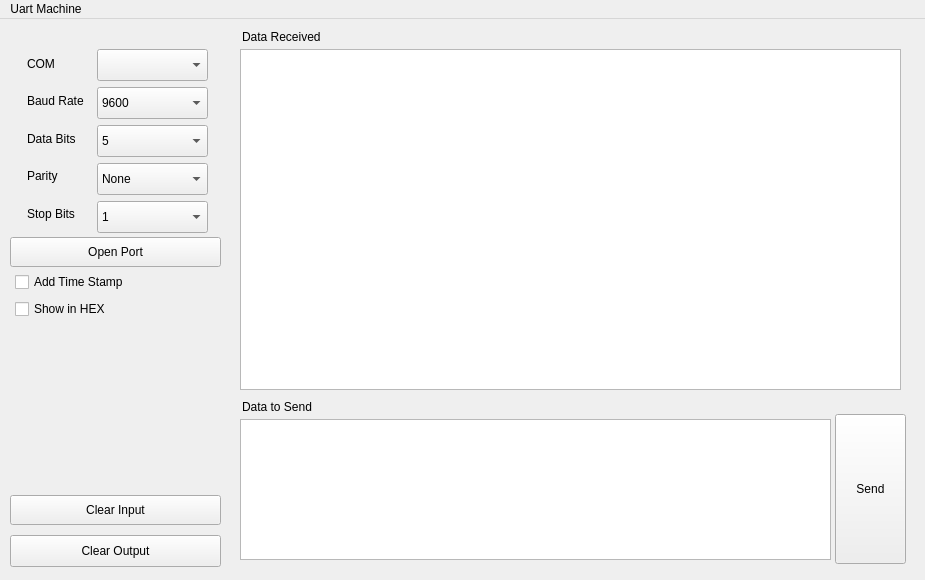
Qt form mainwindow.ui (yuukidach/Serial-Machine) before a commit.
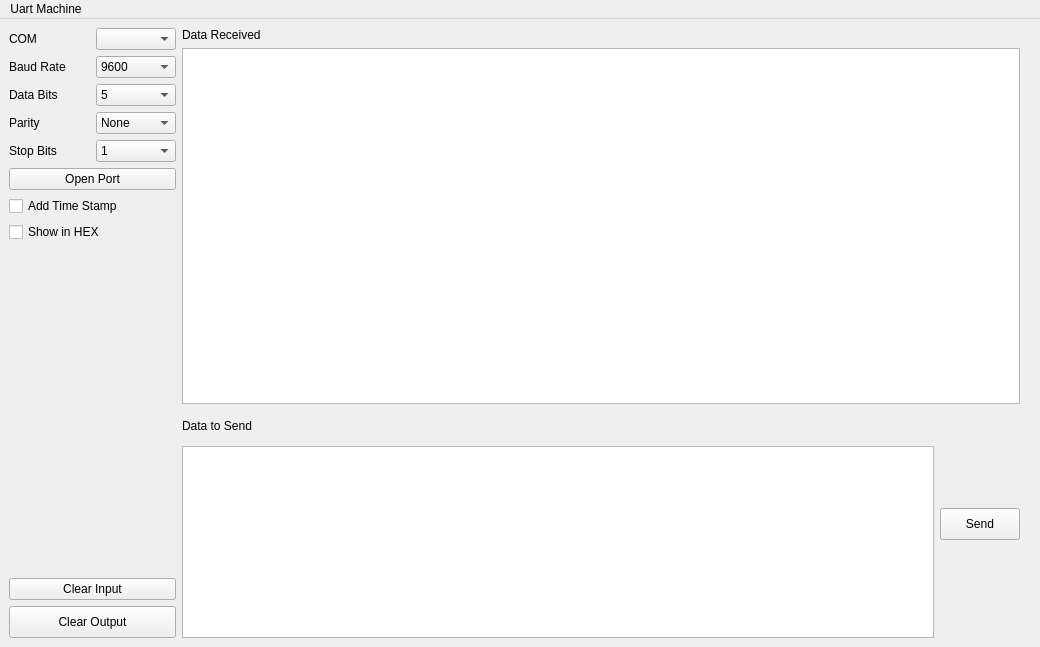
The same form after that commit.

Commit message: auto adjust window

Diff of the .ui file:
```diff
--- a/mainwindow.ui
+++ b/mainwindow.ui
@@ -6,12 +6,12 @@
    <rect>
     <x>0</x>
     <y>0</y>
-    <width>925</width>
-    <height>580</height>
+    <width>1040</width>
+    <height>647</height>
    </rect>
   </property>
   <property name="sizePolicy">
-   <sizepolicy hsizetype="Ignored" vsizetype="Ignored">
+   <sizepolicy hsizetype="Expanding" vsizetype="Expanding">
     <horstretch>0</horstretch>
     <verstretch>0</verstretch>
    </sizepolicy>
@@ -29,40 +29,49 @@
      <verstretch>0</verstretch>
     </sizepolicy>
    </property>
-   <widget class="QPushButton" name="openButton">
-    <property name="geometry">
-     <rect>
-      <x>10</x>
-      <y>218</y>
-      <width>211</width>
-      <height>30</height>
-     </rect>
+   <layout class="QGridLayout" name="gridLayout_7">
+    <property name="rightMargin">
+     <number>20</number>
     </property>
+    <item row="0" column="0">
+     <layout class="QGridLayout" name="gridLayout_3">
+      <property name="sizeConstraint">
+       <enum>QLayout::SetDefaultConstraint</enum>
+      </property>
+      <item row="0" column="0">
+       <widget class="QLabel" name="label">
     <property name="text">
-     <string>Open Port</string>
-    </property>
-   </widget>
+         <string>COM</string>
+        </property>
+       </widget>
+      </item>
+      <item row="0" column="1">
    <widget class="QComboBox" name="portBox">
-    <property name="geometry">
-     <rect>
-      <x>97</x>
-      <y>30</y>
-      <width>111</width>
-      <height>32</height>
-     </rect>
+        <property name="sizePolicy">
+         <sizepolicy hsizetype="Ignored" vsizetype="Fixed">
+          <horstretch>0</horstretch>
+          <verstretch>0</verstretch>
+         </sizepolicy>
     </property>
     <property name="acceptDrops">
      <bool>false</bool>
     </property>
    </widget>
+      </item>
+      <item row="1" column="0">
+       <widget class="QLabel" name="label_2">
+        <property name="text">
+         <string>Baud Rate</string>
+        </property>
+       </widget>
+      </item>
+      <item row="1" column="1">
    <widget class="QComboBox" name="baudBox">
-    <property name="geometry">
-     <rect>
-      <x>97</x>
-      <y>68</y>
-      <width>111</width>
-      <height>32</height>
-     </rect>
+        <property name="sizePolicy">
+         <sizepolicy hsizetype="Ignored" vsizetype="Fixed">
+          <horstretch>0</horstretch>
+          <verstretch>0</verstretch>
+         </sizepolicy>
     </property>
     <property name="contextMenuPolicy">
      <enum>Qt::DefaultContextMenu</enum>
@@ -78,14 +87,21 @@
      </property>
     </item>
    </widget>
+      </item>
+      <item row="2" column="0">
+       <widget class="QLabel" name="label_3">
+        <property name="text">
+         <string>Data Bits</string>
+        </property>
+       </widget>
+      </item>
+      <item row="2" column="1">
    <widget class="QComboBox" name="dataBitsBox">
-    <property name="geometry">
-     <rect>
-      <x>97</x>
-      <y>106</y>
-      <width>111</width>
-      <height>32</height>
-     </rect>
+        <property name="sizePolicy">
+         <sizepolicy hsizetype="Ignored" vsizetype="Fixed">
+          <horstretch>0</horstretch>
+          <verstretch>0</verstretch>
+         </sizepolicy>
     </property>
     <item>
      <property name="text">
@@ -108,14 +124,21 @@
      </property>
     </item>
    </widget>
+      </item>
+      <item row="3" column="0">
+       <widget class="QLabel" name="label_4">
+        <property name="text">
+         <string>Parity</string>
+        </property>
+       </widget>
+      </item>
+      <item row="3" column="1">
    <widget class="QComboBox" name="parityBox">
-    <property name="geometry">
-     <rect>
-      <x>97</x>
-      <y>144</y>
-      <width>111</width>
-      <height>32</height>
-     </rect>
+        <property name="sizePolicy">
+         <sizepolicy hsizetype="Ignored" vsizetype="Fixed">
+          <horstretch>0</horstretch>
+          <verstretch>0</verstretch>
+         </sizepolicy>
     </property>
     <item>
      <property name="text">
@@ -123,14 +146,21 @@
      </property>
     </item>
    </widget>
+      </item>
+      <item row="4" column="0">
+       <widget class="QLabel" name="label_5">
+        <property name="text">
+         <string>Stop Bits</string>
+        </property>
+       </widget>
+      </item>
+      <item row="4" column="1">
    <widget class="QComboBox" name="stopBitsBox">
-    <property name="geometry">
-     <rect>
-      <x>97</x>
-      <y>182</y>
-      <width>111</width>
-      <height>32</height>
-     </rect>
+        <property name="sizePolicy">
+         <sizepolicy hsizetype="Ignored" vsizetype="Fixed">
+          <horstretch>0</horstretch>
+          <verstretch>0</verstretch>
+         </sizepolicy>
     </property>
     <item>
      <property name="text">
@@ -143,60 +173,57 @@
      </property>
     </item>
    </widget>
-   <widget class="QTextEdit" name="rcvEdit">
-    <property name="geometry">
-     <rect>
-      <x>240</x>
-      <y>30</y>
-      <width>661</width>
-      <height>341</height>
-     </rect>
-    </property>
-   </widget>
-   <widget class="QTextEdit" name="sendEdit">
-    <property name="geometry">
-     <rect>
-      <x>240</x>
-      <y>400</y>
-      <width>591</width>
-      <height>141</height>
-     </rect>
-    </property>
-   </widget>
-   <widget class="QPushButton" name="clearInButton">
-    <property name="geometry">
-     <rect>
-      <x>10</x>
-      <y>476</y>
-      <width>211</width>
-      <height>30</height>
-     </rect>
-    </property>
+      </item>
+      <item row="5" column="0" colspan="2">
+       <widget class="QPushButton" name="openButton">
+        <property name="text">
+         <string>Open Port</string>
+        </property>
+       </widget>
+      </item>
+      <item row="6" column="0" colspan="2">
+       <widget class="QCheckBox" name="stampCkBox">
     <property name="text">
-     <string>Clear Input</string>
-    </property>
-   </widget>
-   <widget class="QPushButton" name="clearOutButton">
-    <property name="geometry">
-     <rect>
-      <x>10</x>
-      <y>516</y>
-      <width>211</width>
-      <height>32</height>
-     </rect>
-    </property>
+         <string>Add Time Stamp</string>
+        </property>
+       </widget>
+      </item>
+      <item row="7" column="0" colspan="2">
+       <widget class="QCheckBox" name="hexCkBox">
     <property name="text">
-     <string>Clear Output</string>
-    </property>
-   </widget>
+         <string>Show in HEX</string>
+        </property>
+       </widget>
+      </item>
+     </layout>
+    </item>
+    <item row="3" column="2" rowspan="3">
    <widget class="QPushButton" name="sendButton">
-    <property name="geometry">
-     <rect>
-      <x>835</x>
-      <y>395</y>
-      <width>71</width>
-      <height>150</height>
-     </rect>
+      <property name="enabled">
+       <bool>true</bool>
+      </property>
+      <property name="sizePolicy">
+       <sizepolicy hsizetype="Minimum" vsizetype="Ignored">
+        <horstretch>0</horstretch>
+        <verstretch>0</verstretch>
+       </sizepolicy>
+      </property>
+      <property name="maximumSize">
+       <size>
+        <width>16777215</width>
+        <height>32</height>
+       </size>
+      </property>
+      <property name="sizeIncrement">
+       <size>
+        <width>0</width>
+        <height>0</height>
+       </size>
+      </property>
+      <property name="font">
+       <font>
+        <underline>false</underline>
+       </font>
     </property>
     <property name="styleSheet">
      <string notr="true"/>
@@ -208,130 +235,131 @@
      <string>Shift+Return</string>
     </property>
    </widget>
-   <widget class="QLabel" name="label">
-    <property name="geometry">
-     <rect>
-      <x>27</x>
-      <y>37</y>
-      <width>59</width>
-      <height>16</height>
-     </rect>
-    </property>
-    <property name="text">
-     <string>COM</string>
-    </property>
-   </widget>
-   <widget class="QLabel" name="label_2">
-    <property name="geometry">
-     <rect>
-      <x>27</x>
-      <y>72</y>
-      <width>61</width>
-      <height>20</height>
-     </rect>
-    </property>
-    <property name="text">
-     <string>Baud Rate</string>
-    </property>
-   </widget>
-   <widget class="QLabel" name="label_3">
-    <property name="geometry">
-     <rect>
-      <x>27</x>
-      <y>112</y>
-      <width>59</width>
-      <height>16</height>
-     </rect>
-    </property>
-    <property name="text">
-     <string>Data Bits</string>
-    </property>
-   </widget>
-   <widget class="QLabel" name="label_4">
-    <property name="geometry">
-     <rect>
-      <x>27</x>
-      <y>149</y>
-      <width>59</width>
-      <height>16</height>
-     </rect>
-    </property>
-    <property name="text">
-     <string>Parity</string>
-    </property>
-   </widget>
-   <widget class="QLabel" name="label_5">
-    <property name="geometry">
-     <rect>
-      <x>27</x>
-      <y>187</y>
-      <width>59</width>
-      <height>16</height>
-     </rect>
-    </property>
-    <property name="text">
-     <string>Stop Bits</string>
-    </property>
-   </widget>
+    </item>
+    <item row="0" column="1" rowspan="3" colspan="2">
+     <layout class="QGridLayout" name="gridLayout_4">
+      <property name="horizontalSpacing">
+       <number>0</number>
+      </property>
+      <item row="0" column="0">
    <widget class="QLabel" name="label_6">
-    <property name="geometry">
-     <rect>
-      <x>242</x>
-      <y>10</y>
-      <width>91</width>
-      <height>16</height>
-     </rect>
-    </property>
     <property name="text">
      <string>Data Received</string>
     </property>
    </widget>
+      </item>
+      <item row="1" column="0">
+       <widget class="QTextEdit" name="rcvEdit"/>
+      </item>
+     </layout>
+    </item>
+    <item row="1" column="0" rowspan="4">
+     <spacer name="verticalSpacer">
+      <property name="orientation">
+       <enum>Qt::Vertical</enum>
+      </property>
+      <property name="sizeHint" stdset="0">
+       <size>
+        <width>167</width>
+        <height>252</height>
+       </size>
+      </property>
+     </spacer>
+    </item>
+    <item row="3" column="1" rowspan="3">
+     <layout class="QGridLayout" name="gridLayout_5" rowstretch="1,0">
+      <property name="horizontalSpacing">
+       <number>1</number>
+      </property>
+      <property name="verticalSpacing">
+       <number>4</number>
+      </property>
+      <item row="0" column="0">
    <widget class="QLabel" name="label_7">
-    <property name="geometry">
-     <rect>
-      <x>242</x>
-      <y>380</y>
-      <width>91</width>
-      <height>16</height>
-     </rect>
+        <property name="sizePolicy">
+         <sizepolicy hsizetype="Preferred" vsizetype="Preferred">
+          <horstretch>0</horstretch>
+          <verstretch>0</verstretch>
+         </sizepolicy>
     </property>
     <property name="text">
      <string>Data to Send</string>
     </property>
    </widget>
-   <widget class="QCheckBox" name="stampCkBox">
-    <property name="geometry">
-     <rect>
-      <x>15</x>
-      <y>253</y>
-      <width>131</width>
-      <height>20</height>
-     </rect>
-    </property>
+      </item>
+      <item row="1" column="0">
+       <widget class="QTextEdit" name="sendEdit">
+        <property name="sizePolicy">
+         <sizepolicy hsizetype="Expanding" vsizetype="Minimum">
+          <horstretch>0</horstretch>
+          <verstretch>0</verstretch>
+         </sizepolicy>
+        </property>
+       </widget>
+      </item>
+     </layout>
+    </item>
+    <item row="5" column="0">
+     <layout class="QGridLayout" name="gridLayout_6">
+      <item row="0" column="0">
+       <widget class="QPushButton" name="clearInButton">
     <property name="text">
-     <string>Add Time Stamp</string>
-    </property>
-   </widget>
-   <widget class="QCheckBox" name="hexCkBox">
-    <property name="geometry">
-     <rect>
-      <x>15</x>
-      <y>280</y>
-      <width>131</width>
-      <height>20</height>
-     </rect>
-    </property>
+         <string>Clear Input</string>
+        </property>
+       </widget>
+      </item>
+      <item row="1" column="0">
+       <widget class="QPushButton" name="clearOutButton">
+        <property name="minimumSize">
+         <size>
+          <width>0</width>
+          <height>32</height>
+         </size>
+        </property>
+        <property name="maximumSize">
+         <size>
+          <width>16777215</width>
+          <height>32</height>
+         </size>
+        </property>
     <property name="text">
-     <string>Show in HEX</string>
-    </property>
-   </widget>
+         <string>Clear Output</string>
+        </property>
+       </widget>
+      </item>
+     </layout>
+    </item>
+   </layout>
+   <zorder>openButton</zorder>
+   <zorder>portBox</zorder>
+   <zorder>baudBox</zorder>
+   <zorder>dataBitsBox</zorder>
+   <zorder>parityBox</zorder>
+   <zorder>stopBitsBox</zorder>
+   <zorder>rcvEdit</zorder>
+   <zorder>clearInButton</zorder>
+   <zorder>clearOutButton</zorder>
+   <zorder>label</zorder>
+   <zorder>label_2</zorder>
+   <zorder>label_3</zorder>
+   <zorder>label_4</zorder>
+   <zorder>label_5</zorder>
+   <zorder>label_6</zorder>
+   <zorder>stampCkBox</zorder>
+   <zorder>hexCkBox</zorder>
+   <zorder></zorder>
+   <zorder></zorder>
+   <zorder></zorder>
+   <zorder></zorder>
+   <zorder>verticalSpacer</zorder>
+   <zorder>sendButton</zorder>
   </widget>
   <widget class="QMenuBar" name="menubar">
    <property name="geometry">
     <rect>
      <x>0</x>
      <y>0</y>
-     <width>925</width>
+     <width>1040</width>
      <height>22</height>
     </rect>
    </property>
```
Lines whose indentation alone changed are shown as unchanged. The commit also changes 1 other file.
